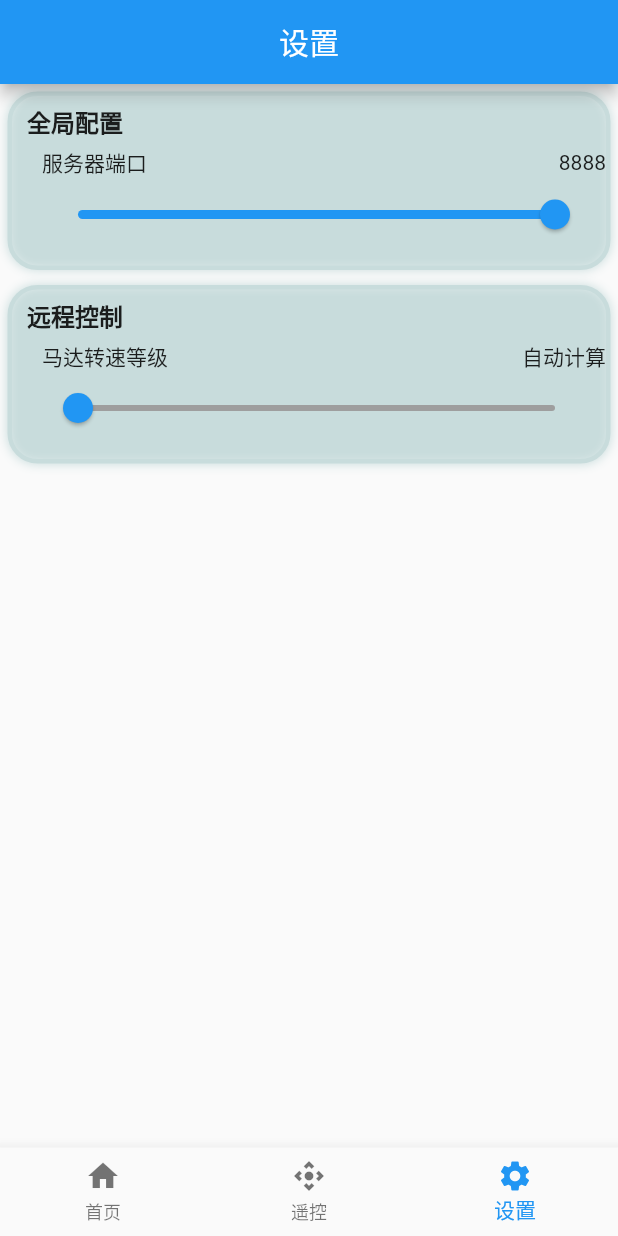
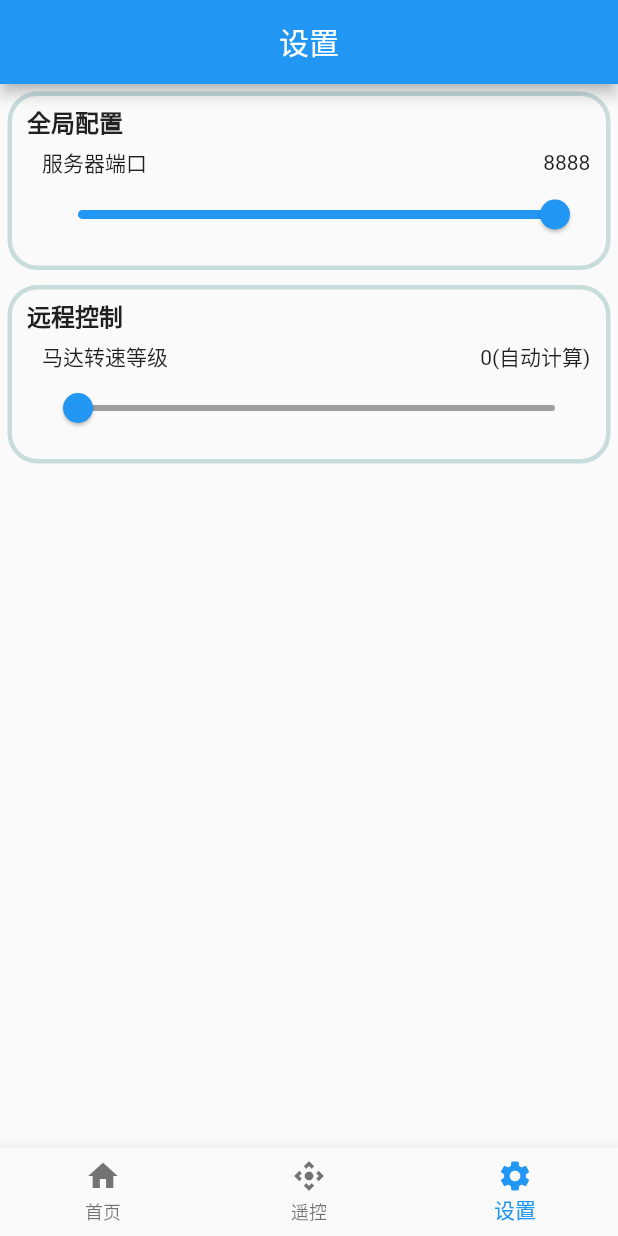
Before and after one commit to weijian2014/smartcar, a Flutter app: the screen it shows after launch, on a phone screen of 412 x 824 dp. Run offline on Flutter 3.47's test engine with Material 2 defaults, Android fonts, the phone set to English and light mode, and no system bars; our stand-ins replace event_bus, sensors_plus.

Commit message:
settings page style ok

```diff
--- a/app/lib/settings_page.dart
+++ b/app/lib/settings_page.dart
@@ -25,25 +25,25 @@ class SettingsPageWidgetState extends State<SettingsPageWidget> {
 
   BoxDecoration _setBoxDecoration() {
     return new BoxDecoration(
-        border: Border.all(
-            color: Color.fromRGBO(200, 220, 220, 220),
-            width: 3,
-            style: BorderStyle.solid),
-        borderRadius: BorderRadius.circular(20),
-        boxShadow: [
-          BoxShadow(
-            offset: Offset(0, 0),
-            color: Color.fromRGBO(200, 220, 220, 220),
-            blurRadius: 5,
-            spreadRadius: 0,
-          )
-        ]);
+      border: Border.all(
+          color: Color.fromRGBO(200, 220, 220, 220),
+          width: 3,
+          style: BorderStyle.solid),
+      borderRadius: BorderRadius.circular(20),
+      // boxShadow: [
+      //   BoxShadow(
+      //     offset: Offset(0, 0),
+      //     color: Color.fromRGBO(200, 220, 220, 220),
+      //     blurRadius: 5,
+      //     spreadRadius: 0,
+      //   )]
+    );
   }
 
   String _showRotatingLevel(double value) {
     int v = value.ceil();
     if (v == 0) {
-      return "自动计算";
+      return "0(自动计算)";
     } else {
       return "$v(${v * 200}转每分钟)";
     }
@@ -87,7 +87,7 @@ class SettingsPageWidgetState extends State<SettingsPageWidget> {
                             ),
                             Expanded(
                               flex: 0,
-                              child: Text('${_tcpPort.round()}'),
+                              child: Text('${_tcpPort.round()}   '),
                             ),
                           ],
                         ),
@@ -143,8 +143,8 @@ class SettingsPageWidgetState extends State<SettingsPageWidget> {
                             ),
                             Expanded(
                               flex: 0,
-                              child:
-                                  Text('${_showRotatingLevel(_rotatingLevel)}'),
+                              child: Text(
+                                  '${_showRotatingLevel(_rotatingLevel)}   '),
                             ),
                           ],
                         ),
```
